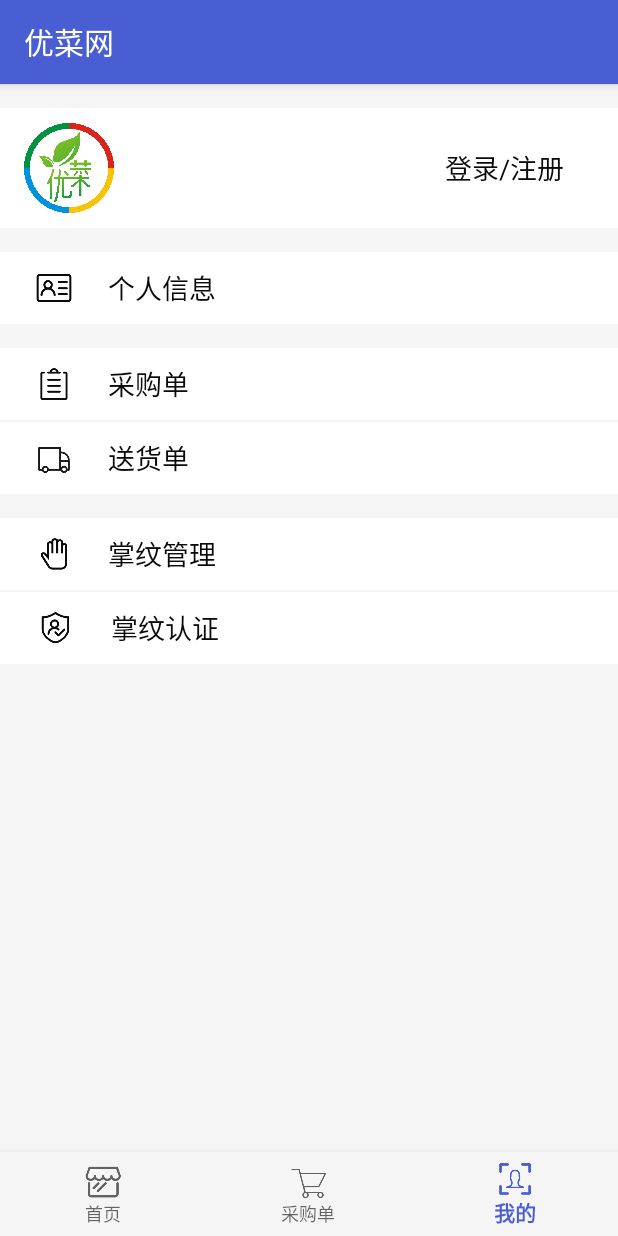
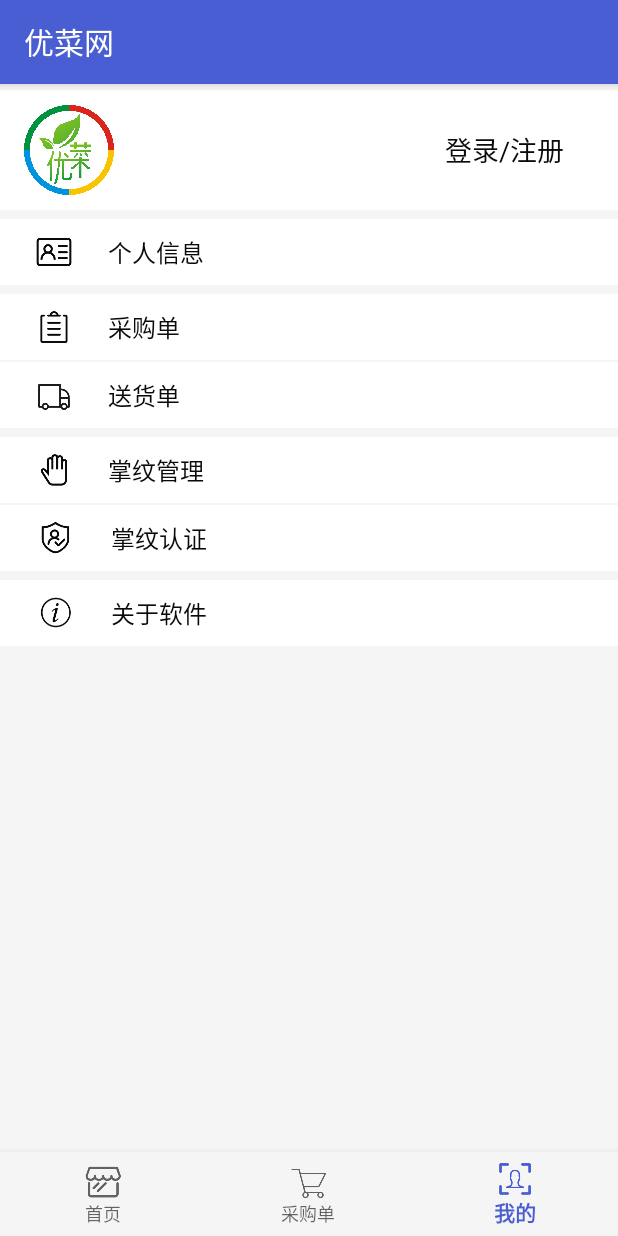
Before and after one commit to LanceShu/Uvegetable, an Android app: the screen it shows after launch (MainActivity), item 3 of the bottom bar chosen, on a phone screen of 412 x 824 dp. Run offline under Robolectric (Android 15) with nearby library versions, the phone set to English and light mode, and no system bars; our stand-ins replace ButterKnife, Volley; libraries missing offline, so code that uses them is left out: com.syuban.rsautils; 2 statements that could not run were skipped.

Commit message:
add the about App

```diff
--- a/app/build.gradle
+++ b/app/build.gradle
@@ -6,8 +6,8 @@ android {
         applicationId "com.ucai.uvegetable"
         minSdkVersion 21
         targetSdkVersion 23
-        versionCode 1
-        versionName "1.0"
+        versionCode 3
+        versionName "2.2.4"
         testInstrumentationRunner "android.support.test.runner.AndroidJUnitRunner"
         ndk {
             abiFilters "armeabi-v7a", "armeabi"
--- a/app/src/main/AndroidManifest.xml
+++ b/app/src/main/AndroidManifest.xml
@@ -66,6 +66,9 @@
             android:launchMode="singleTask"
             android:theme="@style/Theme.AppCompat.Light.NoActionBar"
             android:label="Camera"/>
+        <activity android:name=".view.AboutActivity"
+            android:theme="@style/Theme.AppCompat.Light.NoActionBar"
+            android:label="@string/me_about"/>
     </application>
 
 </manifest>
--- a/app/src/main/java/com/ucai/uvegetable/fragment/MeFragment.java
+++ b/app/src/main/java/com/ucai/uvegetable/fragment/MeFragment.java
@@ -22,6 +22,7 @@ import com.ucai.uvegetable.camera.PhotoActivity;
 import com.ucai.uvegetable.httputils.UserHttpUtil;
 import com.ucai.uvegetable.utils.EditorUtils;
 import com.ucai.uvegetable.utils.ToastUtils;
+import com.ucai.uvegetable.view.AboutActivity;
 import com.ucai.uvegetable.view.BaseActivity;
 import com.ucai.uvegetable.view.MeDeliverActivity;
 import com.ucai.uvegetable.view.MeInforActivity;
@@ -76,6 +77,9 @@ public class MeFragment extends Fragment {
 
     @BindView(R.id.me_palm_identify)
     LinearLayout mPalmIdentify;
+
+    @BindView(R.id.me_about)
+    LinearLayout mAbout;
 
     @BindView(R.id.me_btn_exit)
     Button mBtnExit;
@@ -206,6 +210,12 @@ public class MeFragment extends Fragment {
         }
     }
 
+    // 关于软件;
+    @OnClick(R.id.me_about)
+    void meAbout() {
+        startActivity(new Intent(getContext(), AboutActivity.class));
+    }
+
     @OnClick(R.id.me_btn_exit)
     void meExit() {
         AlertDialog.Builder builder = new AlertDialog.Builder(getContext());
--- a/app/src/main/res/layout/me_fragment.xml
+++ b/app/src/main/res/layout/me_fragment.xml
@@ -9,7 +9,7 @@
         android:layout_width="match_parent"
         android:layout_height="80dp"
         android:background="@color/white_1"
-        android:layout_marginTop="16dp">
+        android:layout_marginTop="4dp">
 
         <ImageView
             android:id="@+id/me_image"
@@ -19,7 +19,7 @@
             android:src="@mipmap/app_logo"
             android:layout_centerVertical="true"
             android:layout_marginStart="16dp"
-            android:scaleType="centerCrop"/>
+            android:scaleType="centerInside"/>
 
         <TextView
             android:id="@+id/me_name"
@@ -39,7 +39,7 @@
             android:layout_toEndOf="@id/me_image"
             android:layout_marginStart="24dp"
             android:layout_marginTop="8dp"
-            android:textSize="16sp"/>
+            android:textSize="@dimen/me_fragment_font_size"/>
 
         <TextView
             android:id="@+id/me_loginOrRegister"
@@ -59,9 +59,9 @@
         android:id="@+id/me_information"
         android:layout_below="@id/me_image_layout"
         android:layout_width="match_parent"
-        android:layout_height="48dp"
+        android:layout_height="44dp"
         android:orientation="horizontal"
-        android:layout_marginTop="16dp"
+        android:layout_marginTop="6dp"
         android:background="@color/white_1">
 
         <ImageView
@@ -76,7 +76,7 @@
             android:layout_height="wrap_content"
             android:layout_gravity="center_vertical"
             android:text="@string/me_information"
-            android:textSize="18sp"
+            android:textSize="@dimen/me_fragment_font_size"
             android:layout_marginStart="24dp"
             android:textColor="@color/font_color"/>
 
@@ -86,9 +86,9 @@
         android:id="@+id/me_order"
         android:layout_below="@id/me_information"
         android:layout_width="match_parent"
-        android:layout_height="48dp"
+        android:layout_height="44dp"
         android:orientation="horizontal"
-        android:layout_marginTop="16dp"
+        android:layout_marginTop="6dp"
         android:background="@color/white_1">
 
         <ImageView
@@ -103,7 +103,7 @@
             android:layout_height="wrap_content"
             android:layout_gravity="center_vertical"
             android:text="@string/me_order"
-            android:textSize="18sp"
+            android:textSize="@dimen/me_fragment_font_size"
             android:layout_marginStart="24dp"
             android:textColor="@color/font_color"/>
 
@@ -113,7 +113,7 @@
         android:id="@+id/me_driver"
         android:layout_below="@id/me_order"
         android:layout_width="match_parent"
-        android:layout_height="48dp"
+        android:layout_height="44dp"
         android:orientation="horizontal"
         android:layout_marginTop="1dp"
         android:background="@color/white_1">
@@ -130,7 +130,7 @@
             android:layout_height="wrap_content"
             android:layout_gravity="center_vertical"
             android:text="@string/me_driver"
-            android:textSize="18sp"
+            android:textSize="@dimen/me_fragment_font_size"
             android:layout_marginStart="24dp"
             android:textColor="@color/font_color"/>
 
@@ -140,9 +140,9 @@
         android:id="@+id/me_palm_list"
         android:layout_below="@id/me_driver"
         android:layout_width="match_parent"
-        android:layout_height="48dp"
+        android:layout_height="44dp"
         android:orientation="horizontal"
-        android:layout_marginTop="16dp"
+        android:layout_marginTop="6dp"
         android:background="@color/white_1">
 
         <ImageView
@@ -157,7 +157,7 @@
             android:layout_height="wrap_content"
             android:layout_gravity="center_vertical"
             android:text="@string/me_palm_list"
-            android:textSize="18sp"
+            android:textSize="@dimen/me_fragment_font_size"
             android:layout_marginStart="24dp"
             android:textColor="@color/font_color"/>
 
@@ -167,7 +167,7 @@
         android:id="@+id/me_palm_identify"
         android:layout_below="@id/me_palm_list"
         android:layout_width="match_parent"
-        android:layout_height="48dp"
+        android:layout_height="44dp"
         android:orientation="horizontal"
         android:layout_marginTop="1dp"
         android:background="@color/white_1">
@@ -184,7 +184,7 @@
             android:layout_height="wrap_content"
             android:layout_gravity="center_vertical"
             android:text="@string/me_palm_test"
-            android:textSize="18sp"
+            android:textSize="@dimen/me_fragment_font_size"
             android:layout_marginStart="24dp"
             android:textColor="@color/font_color"/>
 
@@ -196,7 +196,7 @@
         android:layout_width="match_parent"
         android:layout_height="48dp"
         android:orientation="horizontal"
-        android:layout_marginTop="18dp"
+        android:layout_marginTop="6dp"
         android:background="@color/white_1"
         android:visibility="gone">
 
@@ -212,7 +212,34 @@
             android:layout_height="wrap_content"
             android:layout_gravity="center_vertical"
             android:text="@string/me_setting"
-            android:textSize="18sp"
+            android:textSize="@dimen/me_fragment_font_size"
+            android:layout_marginStart="24dp"
+            android:textColor="@color/font_color"/>
+
+    </LinearLayout>
+
+    <LinearLayout
+        android:id="@+id/me_about"
+        android:layout_below="@id/me_palm_identify"
+        android:layout_width="match_parent"
+        android:layout_height="44dp"
+        android:orientation="horizontal"
+        android:layout_marginTop="6dp"
+        android:background="@color/white_1">
+
+        <ImageView
+            android:layout_width="26dp"
+            android:layout_height="26dp"
+            android:layout_gravity="center_vertical"
+            android:src="@mipmap/me_about"
+            android:layout_marginStart="24dp"/>
+
+        <TextView
+            android:layout_width="wrap_content"
+            android:layout_height="wrap_content"
+            android:layout_gravity="center_vertical"
+            android:text="@string/me_about"
+            android:textSize="@dimen/me_fragment_font_size"
             android:layout_marginStart="24dp"
             android:textColor="@color/font_color"/>
 
--- a/app/src/main/res/values/colors.xml
+++ b/app/src/main/res/values/colors.xml
@@ -12,6 +12,7 @@
     <color name="blue_1">#4577c7</color>
     <color name="orange_1">#c79145</color>
     <color name="black_1">#1b1b1b</color>
+    <color name="about_text_color">#545454</color>
     <color name="font_color">#0a0a0a</color>
     <color name="font_no_edit_color">#535353</color>
     <color name="btn_exit">#ff0101</color>
--- a/app/src/main/res/values/dimens.xml
+++ b/app/src/main/res/values/dimens.xml
@@ -2,4 +2,5 @@
     <!-- Default screen margins, per the Android Design guidelines. -->
     <dimen name="activity_horizontal_margin">16dp</dimen>
     <dimen name="activity_vertical_margin">16dp</dimen>
+    <dimen name="me_fragment_font_size">16sp</dimen>
 </resources>
--- a/app/src/main/res/values/strings.xml
+++ b/app/src/main/res/values/strings.xml
@@ -27,9 +27,12 @@
     <string name="me_palm_list">掌纹管理</string>
     <string name="me_palm_test">掌纹认证</string>
     <string name="me_setting">设置</string>
+    <string name="me_about">关于软件</string>
     <string name="me_btn_exit">注销用户</string>
     <string name="me_fragment_name">单位名称：</string>
     <string name="me_fragment_phone">手机号：</string>
+    <string name="app_copyright">Copyright@2019</string>
+    <string name="about_upgrade_text">检查更新</string>
 
     <!--home_fragment-->
     <string name="home_order_btn">下单</string>
@@ -51,4 +54,6 @@
     <string name="certify_success_alert_content">恭喜您，掌纹认证通过.\n耗时=%d毫秒</string>
     <string name="certify_fail_alert_title">认证失败</string>
     <string name="certify_fail_alert_content">很抱歉，掌纹认证未通过.\n耗时=%d毫秒</string>
+
+    <string name="dialog_title">温馨提示：</string>
 </resources>
```
Also changed, not shown: app/src/main/java/com/ucai/uvegetable/utils/ApkUtil.java (added, +77 -0 lines), app/src/main/java/com/ucai/uvegetable/view/AboutActivity.java (added, +203 -0 lines), app/src/main/res/drawable/white_back.xml (added, +7 -0 lines), app/src/main/res/layout/me_about_activity.xml (added, +88 -0 lines), app/src/main/res/mipmap-xxhdpi/checkout_upgrade.png (added), app/src/main/res/mipmap-xxhdpi/me_about.png (added), 1 other file.
